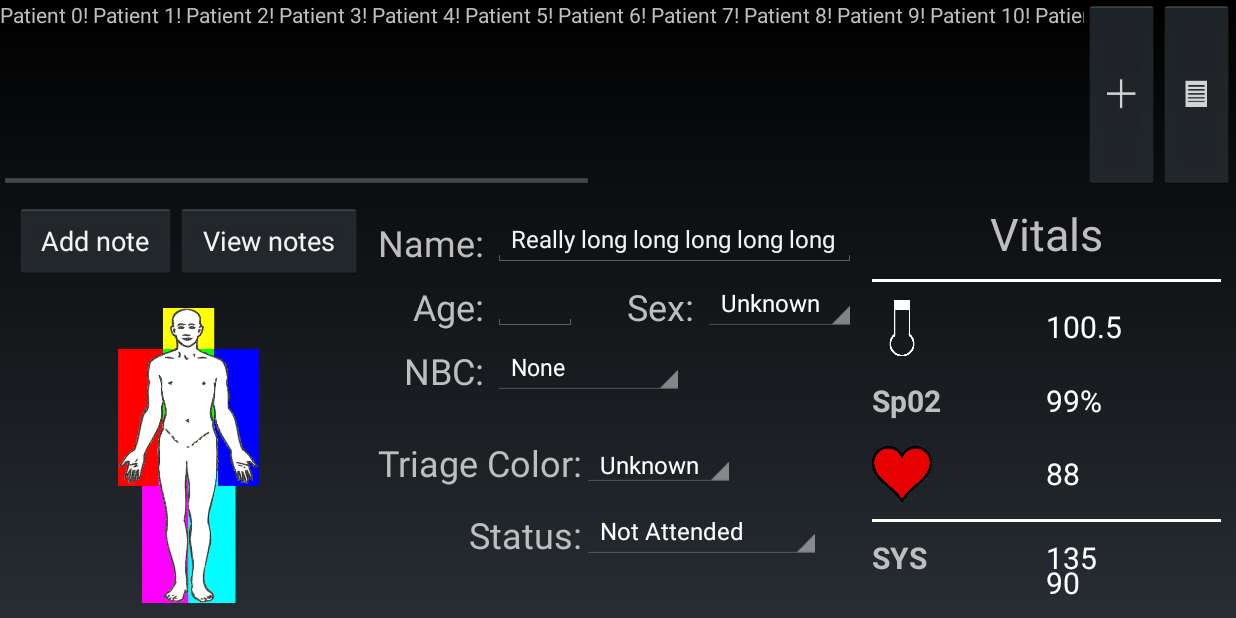
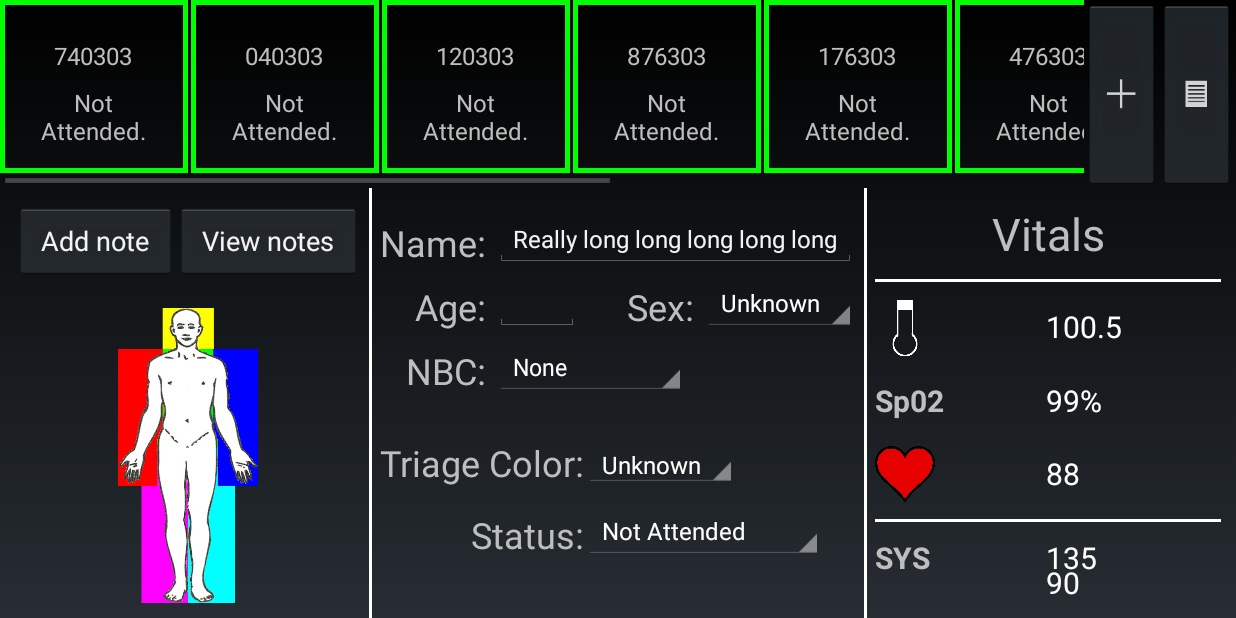
Before and after one commit to ProjectRipple/Ripple-Android, an Android app: the ScenarioPatientFragment screen opened directly, with no data from a screen before it, on a phone screen of 824 x 412 dp (held sideways). Run offline under Robolectric (Android 15) with nearby library versions, the phone set to English and light mode, and no system bars.

Commit message:
Added random patients to Banner for testing
added divider lines between the 3 lower fragments in scenario view

Centered views in patient banner view and reduced height to not hide horizontal scrollbar

```diff
--- a/RippleAndroid/src/main/java/com/discoverylab/ripple/android/fragment/PatientBannerFragment.java
+++ b/RippleAndroid/src/main/java/com/discoverylab/ripple/android/fragment/PatientBannerFragment.java
@@ -11,6 +11,9 @@ import android.widget.LinearLayout;
 import android.widget.TextView;
 
 import com.discoverylab.ripple.android.R;
+import com.discoverylab.ripple.android.object.Patient;
+import com.discoverylab.ripple.android.util.RandomPatient;
+import com.discoverylab.ripple.android.view.BannerPatientView;
 
 /**
  * A simple {@link Fragment} subclass.
@@ -49,11 +52,11 @@ public class PatientBannerFragment extends Fragment {
         LinearLayout viewLayout = (LinearLayout) v.findViewById(R.id.patient_banner_view_layout);
 
         // TODO: remove after debugging
-        for(int i = 0; i < 20; i++){
-            TextView textView = new TextView(getActivity());
-            textView.setText("Patient " + i + "! ");
-            textView.setLayoutParams(new LinearLayout.LayoutParams(LinearLayout.LayoutParams.WRAP_CONTENT, ViewGroup.LayoutParams.MATCH_PARENT));
-            viewLayout.addView(textView);
+        for(int i = 0; i < RandomPatient.MAX_UNIQUE_PATIENTS; i++){
+            Patient p = RandomPatient.getRandomPatient();
+            BannerPatientView bpv = new BannerPatientView(getActivity());
+            bpv.setPatient(p);
+            viewLayout.addView(bpv);
         }
 
         return v;
--- a/RippleAndroid/src/main/java/com/discoverylab/ripple/android/view/BannerPatientView.java
+++ b/RippleAndroid/src/main/java/com/discoverylab/ripple/android/view/BannerPatientView.java
@@ -4,6 +4,7 @@ import android.content.Context;
 import android.content.res.Resources;
 import android.graphics.drawable.GradientDrawable;
 import android.util.AttributeSet;
+import android.view.Gravity;
 import android.view.View;
 import android.widget.LinearLayout;
 import android.widget.RelativeLayout;
@@ -74,6 +75,8 @@ public class BannerPatientView extends RelativeLayout {
         this.setMinimumHeight(this.viewHeightPixels);
         this.setMinimumWidth(this.viewWidthPixels);
 
+        this.setGravity(Gravity.CENTER);
+
         // need layout params of parent view type
         LinearLayout.LayoutParams params = (LinearLayout.LayoutParams) this.getLayoutParams();
         if (params == null) {
--- a/RippleAndroid/src/main/res/layout/fragment_scenario_patient.xml
+++ b/RippleAndroid/src/main/res/layout/fragment_scenario_patient.xml
@@ -16,6 +16,11 @@
 
     </FrameLayout>
 
+    <View
+        android:layout_width="2dp"
+        android:layout_height="match_parent"
+        android:background="@color/white"/>
+
     <FrameLayout
         android:id="@+id/scenario_patient_info_container"
         android:layout_width="0dp"
@@ -25,6 +30,11 @@
 
 
     </FrameLayout>
+
+    <View
+        android:layout_width="2dp"
+        android:layout_height="match_parent"
+        android:background="@color/white"/>
 
     <FrameLayout
         android:id="@+id/scenario_patient_current_vitals_container"
--- a/RippleAndroid/src/main/res/values/dimens.xml
+++ b/RippleAndroid/src/main/res/values/dimens.xml
@@ -26,7 +26,7 @@
 
     <dimen name="patient_banner_height">125dp</dimen>
     <dimen name="patient_banner_view_width">125dp</dimen>
-    <dimen name="patient_banner_view_height">125dp</dimen>
+    <dimen name="patient_banner_view_height">115dp</dimen>
     <dimen name="patient_banner_view_padding">10dp</dimen>
     <dimen name="patient_banner_view_margin_right">2dp</dimen>
 
```
